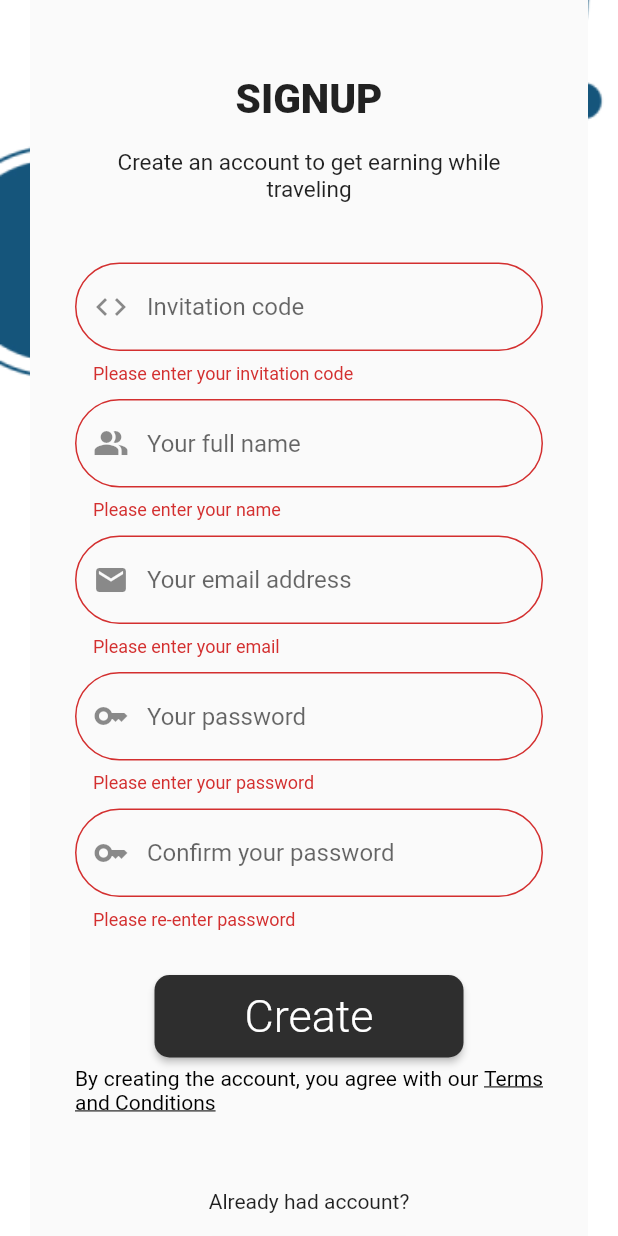
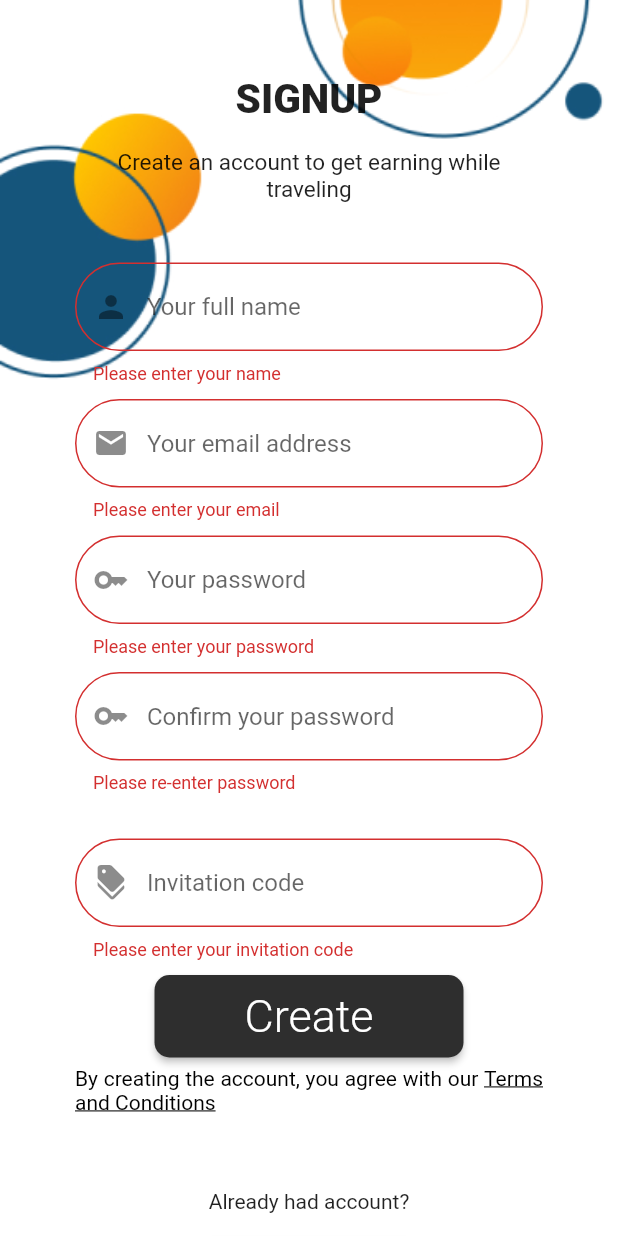
Before and after one commit to takayatomose/travel-token-mobile, a Flutter app: the SignUpScreen screen opened directly, after a tap on "Create", on a phone screen of 412 x 824 dp. Run offline on Flutter 3.47's test engine with Material 2 defaults, Android fonts, the phone set to English and light mode, and no system bars; our stand-ins replace flutter_bloc, flutter_dotenv.

Commit message:
signup screen ui

```diff
--- a/lib/screens/signup_screen.dart
+++ b/lib/screens/signup_screen.dart
@@ -29,15 +29,19 @@ class _SignUpScreen extends State<SignUpScreen> {
               image: AssetImage('assets/images/signup_1.png'),
               fit: BoxFit.cover)),
       child: Scaffold(
+        backgroundColor: Colors.transparent,
         resizeToAvoidBottomInset: false,
         body: BlocProvider(
           create: (context) => SignUpBloc(
               authRepo: context.read<AuthRepository>(),
               authCubit: context.read<AuthCubit>()),
-          child: SingleChildScrollView(
+          child: Stack(
+            children: [
+              SingleChildScrollView(
                 child: Center(
                     child: Container(
-              margin: const EdgeInsets.symmetric(vertical: 50, horizontal: 30),
+                  margin:
+                      const EdgeInsets.symmetric(vertical: 50, horizontal: 30),
                   child: BlocListener<SignUpBloc, SignUpState>(
                     listener: (context, state) {},
                     child: BlocBuilder<SignUpBloc, SignUpState>(
@@ -49,22 +53,9 @@ class _SignUpScreen extends State<SignUpScreen> {
                             _headerText(),
                             _secondHeaderText(),
                             BorderTextField(
-                          onChanged: (value) => context.read<SignUpBloc>().add(
-                              SignUpInvitationChanged(invitationCode: value)),
-                          padding: const EdgeInsets.only(bottom: 10),
-                          validator: (value) {
-                            if (value == null || value.isEmpty) {
-                              return 'Please enter your invitation code';
-                            }
-                            return null;
-                          },
-                          hintText: 'Invitation code',
-                          icon: Icons.code,
-                        ),
-                        BorderTextField(
                               padding: const EdgeInsets.only(bottom: 10),
                               hintText: 'Your full name',
-                          icon: Icons.people_alt,
+                              icon: Icons.person,
                               validator: (value) {
                                 if (value == null || value.isEmpty) {
                                   return 'Please enter your name';
@@ -121,15 +112,32 @@ class _SignUpScreen extends State<SignUpScreen> {
                               hintText: 'Confirm your password',
                               obscureText: true,
                             ),
+                            BorderTextField(
+                              onChanged: (value) => context
+                                  .read<SignUpBloc>()
+                                  .add(SignUpInvitationChanged(
+                                      invitationCode: value)),
+                              padding: const EdgeInsets.only(bottom: 10),
+                              validator: (value) {
+                                if (value == null || value.isEmpty) {
+                                  return 'Please enter your invitation code';
+                                }
+                                return null;
+                              },
+                              hintText: 'Invitation code',
+                              icon: Icons.discount,
+                            ),
                             Padding(
                               padding: const EdgeInsets.only(bottom: 6),
                               child: ElevatedButton(
                                 style: ElevatedButton.styleFrom(
                                     padding: const EdgeInsets.symmetric(
                                         vertical: 10, horizontal: 60),
-                                primary: const Color.fromRGBO(46, 46, 46, 1),
+                                    primary:
+                                        const Color.fromRGBO(46, 46, 46, 1),
                                     shape: RoundedRectangleBorder(
-                                    borderRadius: BorderRadius.circular(10))),
+                                        borderRadius:
+                                            BorderRadius.circular(10))),
                                 onPressed: () {
                                   if (_signupFormKey.currentState!.validate()) {
                                     context
@@ -155,7 +163,8 @@ class _SignUpScreen extends State<SignUpScreen> {
                                   text: TextSpan(
                                       text:
                                           'By creating the account, you agree with our ',
-                                  style: const TextStyle(color: Colors.black),
+                                      style:
+                                          const TextStyle(color: Colors.black),
                                       children: [
                                         TextSpan(
                                             text: 'Terms and Conditions',
@@ -182,8 +191,8 @@ class _SignUpScreen extends State<SignUpScreen> {
                                 ),
                                 child: const Text(
                                   'Login with us',
-                              style:
-                                  TextStyle(fontSize: 15, color: Colors.black),
+                                  style: TextStyle(
+                                      fontSize: 15, color: Colors.black),
                                 ))
                           ],
                         ),
@@ -191,6 +200,8 @@ class _SignUpScreen extends State<SignUpScreen> {
                     ),
                   ),
                 )),
+              )
+            ],
           ),
         ),
       ),
```
Also changed, not shown: lib/widgets/circle_next_button.dart (added, +22 -0 lines). Lines whose indentation alone changed are shown as unchanged.
